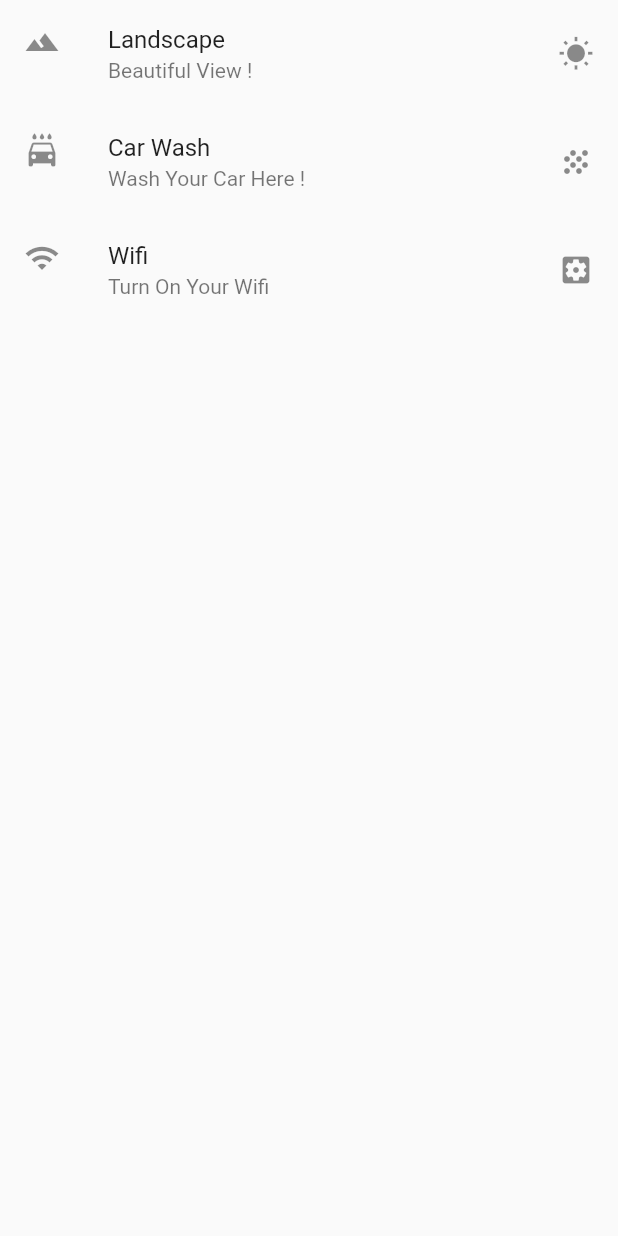
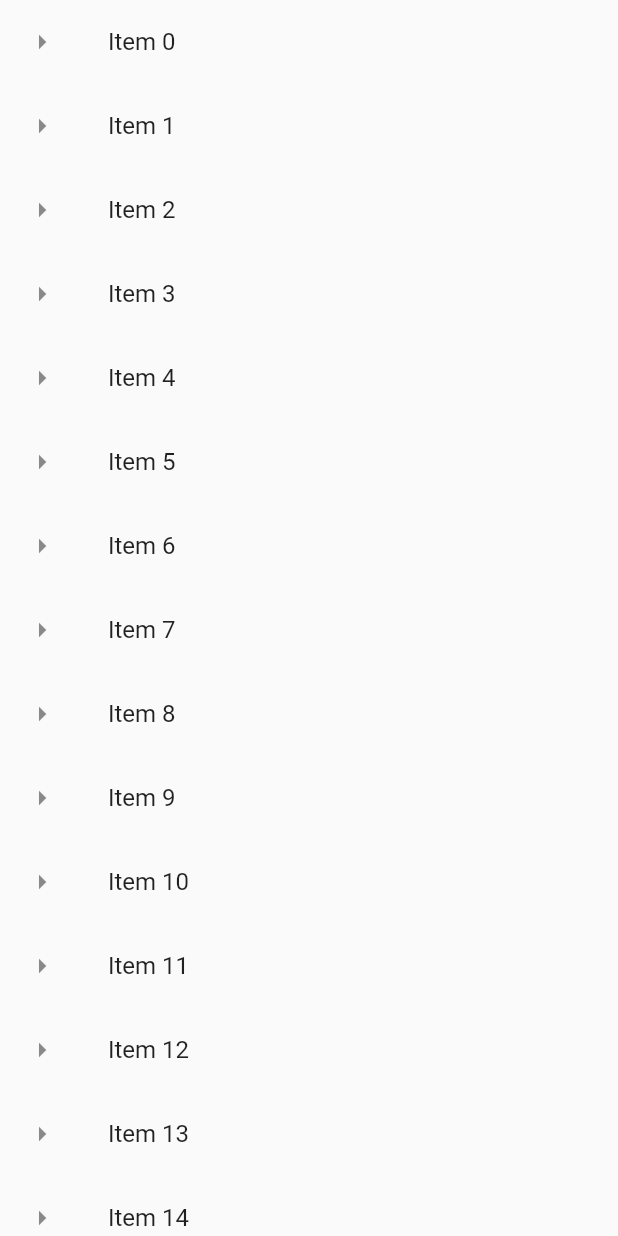
Before and after one commit to Divyansh747/Hello_flutter-app, a Flutter app: what getListView() shows on an empty page, opened directly, on a phone screen of 412 x 824 dp. Run offline on Flutter 3.47's test engine with Material 2 defaults, Android fonts, the phone set to English and light mode, and no system bars.

Commit message:
Add:LongList App
This commit will add Long List app with debugPrint function

```diff
--- a/lib/main.dart
+++ b/lib/main.dart
@@ -6,47 +6,29 @@ void main() {
     debugShowCheckedModeBanner: false, //ToRemoveDebugLogo
     title: "Exploring UI widgets",
     home: Scaffold(
-      body: getListView(),
+      appBar: AppBar(title: Text("Long List"),),
+     body: getListView()
     ),
   ));
 }
 
-Widget getListView() {
+List<String> getListElements() {
+  var items = List <String>.generate(1000,(counter) => "Item $counter");
+  return items;
+  }
 
-  var listView = ListView(
-    children: <Widget>[
-
-      ListTile(
-        leading:  Icon(Icons.landscape),
-        title: Text("Landscape"),
-        subtitle: Text("Beautiful View !"),
-        trailing: Icon(Icons.wb_sunny),
-        onTap: () {
-          debugPrint("Landscape tapped");
+  Widget getListView() {
+    var listItems = getListElements();
+    var listView = ListView.builder(
+    itemBuilder: (context, index) {
+      return ListTile(
+        leading: Icon(Icons.arrow_right),
+      title: Text(listItems[index]),
+        onTap: (){
+          debugPrint('${listItems[index]} was tapped');
         },
-      ),
-
-      ListTile(
-        leading:  Icon(Icons.local_car_wash),
-        title: Text("Car Wash"),
-        subtitle: Text("Wash Your Car Here !"),
-        trailing: Icon(Icons.grain),
-        onTap: () {
-          debugPrint("Car Wash tapped");
-        },
-      ),
-
-      ListTile(
-        leading:  Icon(Icons.wifi),
-        title: Text("Wifi"),
-        subtitle: Text("Turn On Your Wifi"),
-        trailing: Icon(Icons.settings_applications),
-        onTap: () {
-          debugPrint("Turning On Wifi");
-        },
-      ),
-    ],
-  );
-
-return listView;
+      );
+  }
+    );
+  return listView;
 }
```
